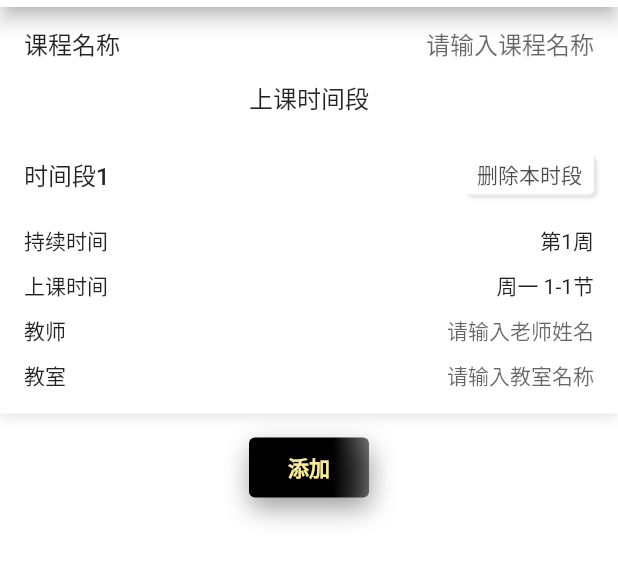
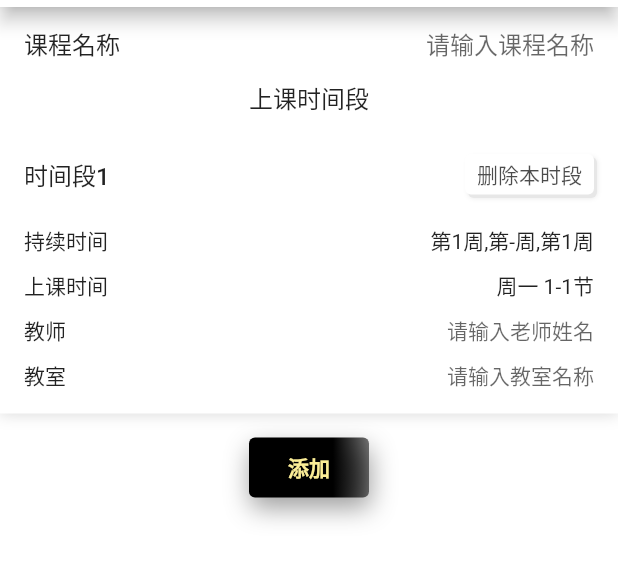
Before and after one commit to 2000Heart/classes, a Flutter app: the HomeAddLessonPage screen opened by its route, on a phone screen of 412 x 824 dp, the part 59-643 px from its top. Run offline on Flutter 3.47's test engine with Material 2 defaults, Android fonts, the phone set to English and light mode, and no system bars; our stand-ins replace animated_text_kit, cached_network_image, dio, flutter_easyloading, get, liquid_swipe and 2 more; missing offline and left inert: dart:ffi; accounts and stored records are empty; network calls fail.

```diff
--- a/lib/http/home_api.dart
+++ b/lib/http/home_api.dart
@@ -1,3 +1,5 @@
+
+import 'package:classes/model/user_entity.dart';
 
 import '../model/error_entity.dart';
 import '../model/home/schedule_entity.dart';
@@ -9,6 +11,21 @@ class HomeAPI{
   static Future<List<Schedule>?> getScheduleList() async {
     final data = {"userId": UserState.info?.userId};
     final result = await DioUtils.post("/schedule/query", params: data);
+    if (result.statusCode == 200) {
+      List<Schedule> data = result.data['d']
+          .map<Schedule>((e) => Schedule.fromJson(e)).toList();
+      return data;
+    }
+    return null;
+  }
+
+  static Future<List<Schedule>?> getUnitSchedule(int weekTime, int startUnit) async {
+    final data = {
+      "userId": UserState.info?.userId,
+      "userType": UserState.info?.userType,
+      "weekTime": weekTime,
+      "startUnit": startUnit};
+    final result = await DioUtils.post("/schedule/query/list", params: data);
     if (result.statusCode == 200) {
       List<Schedule> data = result.data['d']
           .map<Schedule>((e) => Schedule.fromJson(e)).toList();
@@ -44,4 +61,12 @@ class HomeAPI{
       return result.data["d"];
     }
   }
+
+  static Future updateSchedule(Schedule schedule) async{
+    final data = schedule.toJson();
+    final result = await DioUtils.post('/schedule/create',params: data,showLoading: true);
+    if(result.statusCode == 200){
+      return result.data["d"];
+    }
+  }
 }
--- a/lib/logic/home/home_add_loigc.dart
+++ b/lib/logic/home/home_add_logic.dart
@@ -95,23 +95,6 @@ class HomeAddLogic extends BaseLogic{
     update();
   }
 
-  List<String> formDuration(int index){
-    var list = [""];
-    var item = 0;
-    list[item] = duration[index][0].toString();
-    for(var i=0;i< duration[index].length-1;i++){
-      if(duration[index][i+1] - duration[index][i] > 1){
-        list[item] += "-${duration[index][i]}";
-        if(duration[index].length > 2) {
-          item += 1;
-          list.add(duration[index][i+1].toString());
-          i++;
-        }
-      }
-    }
-    return list;
-  }
-
   Future createSchedule() async{
     List<Json> list = [];
     for(var i = 0;i<_timeCount;i++){
--- a/lib/pages/home/home_add_lesson_page.dart
+++ b/lib/pages/home/home_add_lesson_page.dart
@@ -1,9 +1,7 @@
 import 'dart:developer';
 
 import 'package:classes/base/base_page.dart';
-import 'package:classes/logic/home/home_add_loigc.dart';
-import 'package:classes/model/home/schedule_entity.dart';
-import 'package:classes/utils/sp_utils.dart';
+import 'package:classes/logic/home/home_add_logic.dart';
 import 'package:classes/utils/utils.dart';
 import 'package:classes/widgets/button.dart';
 import 'package:classes/widgets/unit_picker.dart';
@@ -161,9 +159,9 @@ class HomeAddLessonPage extends BasePage{
                 mainAxisAlignment: MainAxisAlignment.spaceBetween,
                 children: [
                   const Text("持续时间"),
-                  Text(List.generate(logic.formDuration(index).length,
+                  Text(List.generate(formDuration(logic.duration[index]).length,
                     (childIndex) {
-                      return "第${logic.formDuration(index)[childIndex]}周";
+                      return "第${formDuration(logic.duration[index])[childIndex]}周";
                     }).join(","))
                   .tap(() async {
                     var list = await Get.bottomSheet(const WeekPicker());
@@ -179,7 +177,7 @@ class HomeAddLessonPage extends BasePage{
                 mainAxisAlignment: MainAxisAlignment.spaceBetween,
                 children: [
                   const Text("上课时间"),
-                  Text("周${logic.weekday[logic.weekTime[index] - 1]} ${logic.unit[index][0]}-${logic.unit[index][1]}节")
+                  Text("周${weekZh(logic.weekTime[index])} ${logic.unit[index][0]}-${logic.unit[index][1]}节")
                     .tap(() async{
                       var list = await Get.bottomSheet(UnitPicker());
                       logic.weekTime[index] = list[0];
--- a/lib/utils/utils.dart
+++ b/lib/utils/utils.dart
@@ -120,6 +120,29 @@ int getCurrentMonthDays(int year, int month) {
   }
 }
 
+String formDuration(List<int> duration){
+  var list = [""];
+  var item = 0;
+  list[item] = duration[0].toString();
+  for(var i=0;i< duration.length-1;i++){
+    if(duration[i+1] - duration[i] > 1){
+      list[item] += "-${duration[i]}";
+      if(duration.length > 2) {
+        item += 1;
+        list.add(duration[i+1].toString());
+        i++;
+      }
+    }
+    if(i == duration.length-2) list[item] += "-${duration[i]}";
+  }
+  return list.join(",");
+}
+
+String weekZh(int day){
+  List<String> weekday = ["一","二","三","四","五","六","日"];
+  return weekday[day -1];
+}
+
 typedef FilterFn<T> = bool Function(T item);
 
 extension ListEx1<T> on List<T> {
```
Also changed, not shown: lib/logic/home/home_detail_logic.dart (+54 -0 lines), lib/pages/home/home_detail_page.dart (+85 -48 lines), lib/pages/mine/setting.dart (+8 -0 lines), lib/widgets/grid_unit.dart (+11 -9 lines).
